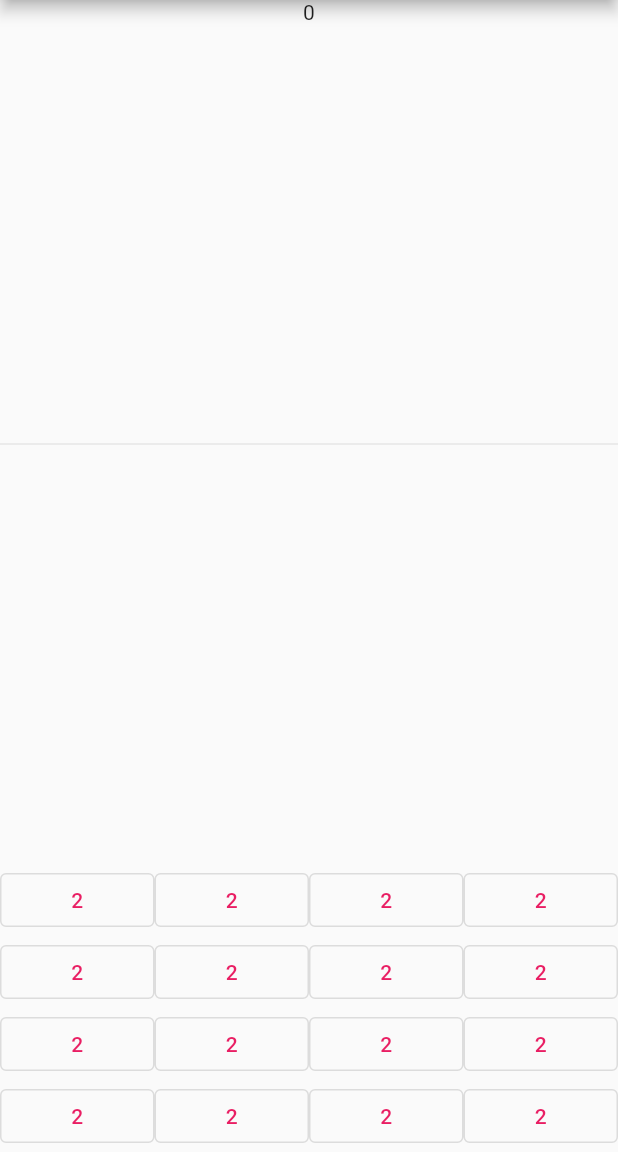
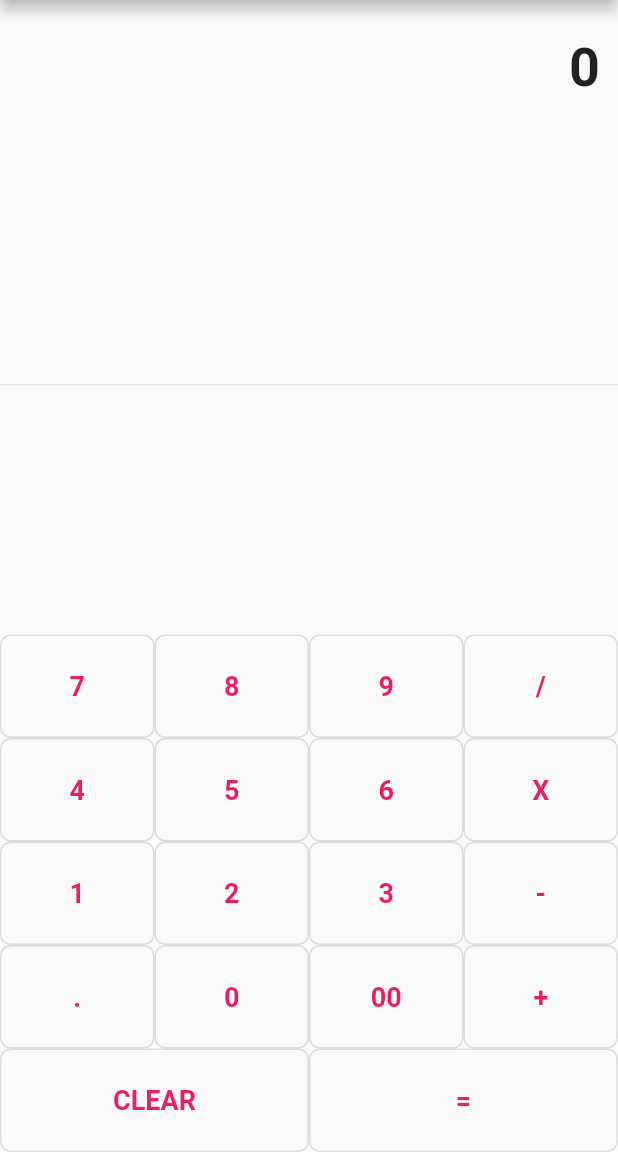
Before and after one commit to ikilemg/flutter_calculator, a Flutter app: the screen it shows after launch, on a phone screen of 412 x 824 dp, the part 84-1236 px from its top. Run offline on Flutter 3.47's test engine with Material 2 defaults, Android fonts, the phone set to English and light mode, and no system bars.

Commit message:
calculate is done

```diff
--- a/lib/main.dart
+++ b/lib/main.dart
@@ -29,11 +29,75 @@ class MyHomePage extends StatefulWidget {
 }
 
 class _MyHomePageState extends State<MyHomePage> {
-  Widget buildButton() {
+  String output = "0";
+  String aoutput = "0";
+  double num1 = 0.0;
+  double num2 = 0.0;
+  String operand = "";
+
+  buttonPressed(String buttonText) {
+    if (buttonText == "CLEAR") {
+      aoutput = "0";
+      num1 = 0.0;
+      num2 = 0.0;
+      operand = "";
+    } else if (buttonText == "+" ||
+        buttonText == "-" ||
+        buttonText == "/" ||
+        buttonText == "X") {
+      num1 = double.parse(output);
+
+      operand = buttonText;
+
+      aoutput = "0";
+    } else if (buttonText == ".") {
+      if (aoutput.contains(".")) {
+        print("Already contains a decimals");
+        return;
+      } else {
+        aoutput = aoutput + buttonText;
+      }
+    } else if (buttonText == "=") {
+      num2 = double.parse(output);
+
+      if (operand == "+") {
+        aoutput = (num1 + num2).toString();
+      }
+      if (operand == "-") {
+        aoutput = (num1 - num2).toString();
+      }
+      if (operand == "X") {
+        aoutput = (num1 * num2).toString();
+      }
+      if (operand == "/") {
+        aoutput = (num1 / num2).toString();
+      }
+
+      num1 = 0.0;
+      num2 = 0.0;
+      operand = "";
+    } else {
+      aoutput = aoutput + buttonText;
+    }
+
+    print(aoutput);
+    setState(() {
+      output = double.parse(aoutput).toStringAsFixed(2);
+    });
+  }
+
+  Widget buildButton(String buttonText) {
     return Expanded(
       child: OutlinedButton(
-        onPressed: () => {},
-        child: const Text("2"),
+        onPressed: () => buttonPressed(buttonText),
+        style: OutlinedButton.styleFrom(
+            padding: const EdgeInsets.all(24.0),
+            shape: RoundedRectangleBorder(
+                borderRadius: BorderRadius.circular(7.0))),
+        child: Text(
+          buttonText,
+          style: const TextStyle(fontSize: 18.0, fontWeight: FontWeight.bold),
+        ),
       ),
     );
   }
@@ -46,35 +110,49 @@ class _MyHomePageState extends State<MyHomePage> {
         ),
         body: Column(
           children: <Widget>[
-            const Text("0"),
+            Container(
+                alignment: Alignment.centerRight,
+                padding:
+                    new EdgeInsets.symmetric(vertical: 24.0, horizontal: 12.0),
+                child: Text(
+                  output,
+                  style: const TextStyle(
+                    fontSize: 36.0,
+                    fontWeight: FontWeight.bold,
+                  ),
+                )),
             const Expanded(
               child: Divider(),
             ),
             Column(
               children: [
                 Row(children: [
-                  buildButton(),
-                  buildButton(),
-                  buildButton(),
-                  buildButton(),
+                  buildButton("7"),
+                  buildButton("8"),
+                  buildButton("9"),
+                  buildButton("/"),
                 ]),
                 Row(children: [
-                  buildButton(),
-                  buildButton(),
-                  buildButton(),
-                  buildButton(),
+                  buildButton("4"),
+                  buildButton("5"),
+                  buildButton("6"),
+                  buildButton("X"),
                 ]),
                 Row(children: [
-                  buildButton(),
-                  buildButton(),
-                  buildButton(),
-                  buildButton(),
+                  buildButton("1"),
+                  buildButton("2"),
+                  buildButton("3"),
+                  buildButton("-"),
                 ]),
                 Row(children: [
-                  buildButton(),
-                  buildButton(),
-                  buildButton(),
-                  buildButton(),
+                  buildButton("."),
+                  buildButton("0"),
+                  buildButton("00"),
+                  buildButton("+"),
+                ]),
+                Row(children: [
+                  buildButton("CLEAR"),
+                  buildButton("="),
                 ]),
               ],
             )
```
